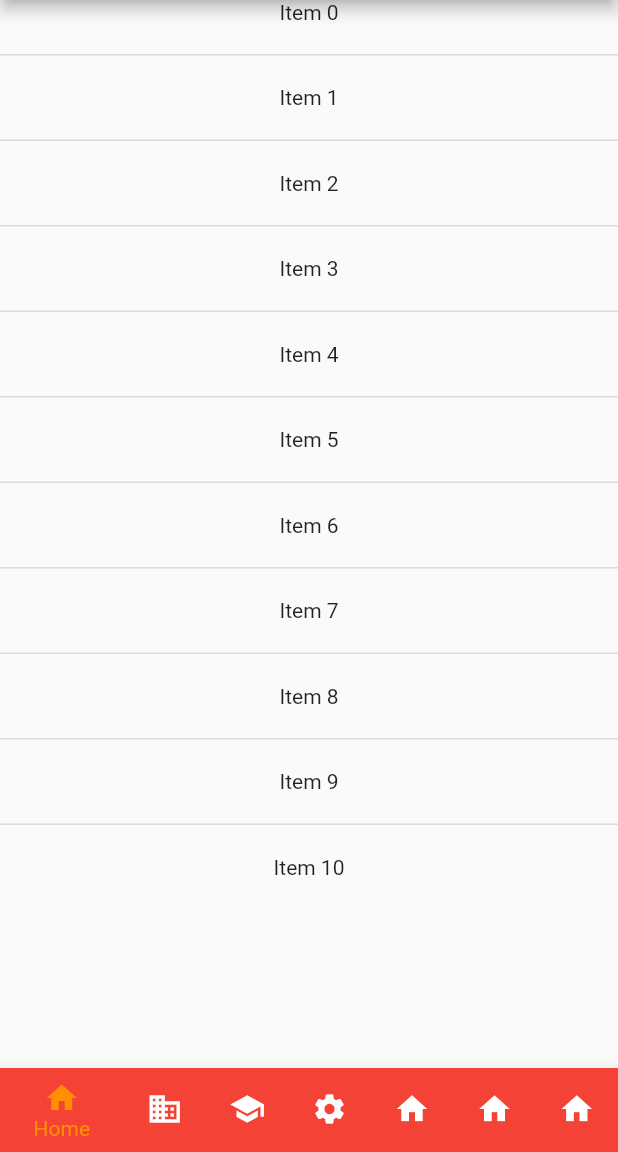
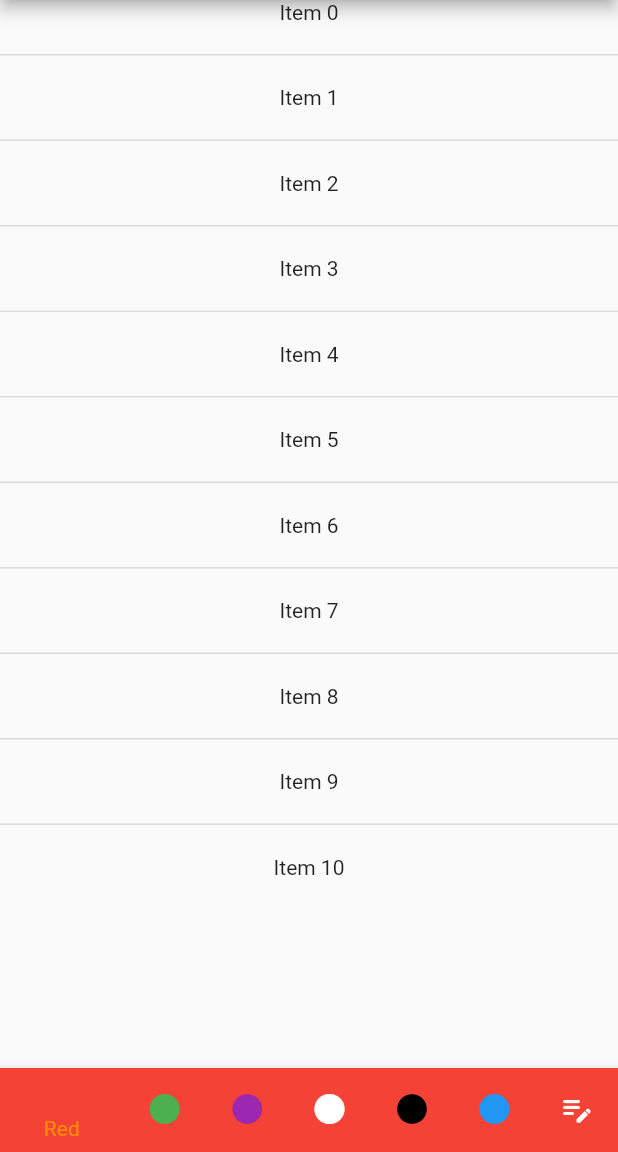
Before and after one commit to Sebastiano0/TPSIT, a Flutter app: the screen it shows after launch, on a phone screen of 412 x 824 dp, the part 84-1236 px from its top. Run offline on Flutter 3.47's test engine with Material 2 defaults, Android fonts, the phone set to English and light mode, and no system bars.

Commit message:
scelta colori

```diff
--- a/mastermind/lib/main.dart
+++ b/mastermind/lib/main.dart
@@ -60,37 +60,55 @@ class _MyStatefulWidgetState extends State<MyStatefulWidget> {
       bottomNavigationBar: BottomNavigationBar(
         items: const <BottomNavigationBarItem>[
           BottomNavigationBarItem(
-            icon: Icon(Icons.home),
-            label: 'Home',
+            icon: Icon(
+              Icons.circle,
+              color: Colors.red,
+            ),
+            label: 'Red',
             backgroundColor: Colors.red,
           ),
           BottomNavigationBarItem(
-            icon: Icon(Icons.business),
-            label: 'Business',
+            icon: Icon(
+              Icons.circle,
+              color: Colors.green,
+            ),
+            label: 'Green',
             backgroundColor: Colors.green,
           ),
           BottomNavigationBarItem(
-            icon: Icon(Icons.school),
-            label: 'School',
+            icon: Icon(
+              Icons.circle,
+              color: Colors.purple,
+            ),
+            label: 'Purple',
             backgroundColor: Colors.purple,
           ),
           BottomNavigationBarItem(
-            icon: Icon(Icons.settings),
-            label: 'Settings',
-            backgroundColor: Colors.pink,
+            icon: Icon(
+              Icons.circle,
+              color: Colors.white,
+            ),
+            label: 'White',
+            backgroundColor: Colors.white,
           ),
           BottomNavigationBarItem(
-            icon: Icon(Icons.home),
-            label: 'Home',
-            backgroundColor: Colors.red,
+            icon: Icon(
+              Icons.circle,
+              color: Colors.black,
+            ),
+            label: 'Black',
+            backgroundColor: Colors.black,
           ),
           BottomNavigationBarItem(
-            icon: Icon(Icons.home),
-            label: 'Home',
-            backgroundColor: Colors.red,
+            icon: Icon(
+              Icons.circle,
+              color: Colors.blue,
+            ),
+            label: 'Blue',
+            backgroundColor: Colors.blue,
           ),
           BottomNavigationBarItem(
-            icon: Icon(Icons.home),
+            icon: Icon(Icons.edit_note_rounded),
             label: 'Home',
             backgroundColor: Colors.red,
           ),
```
